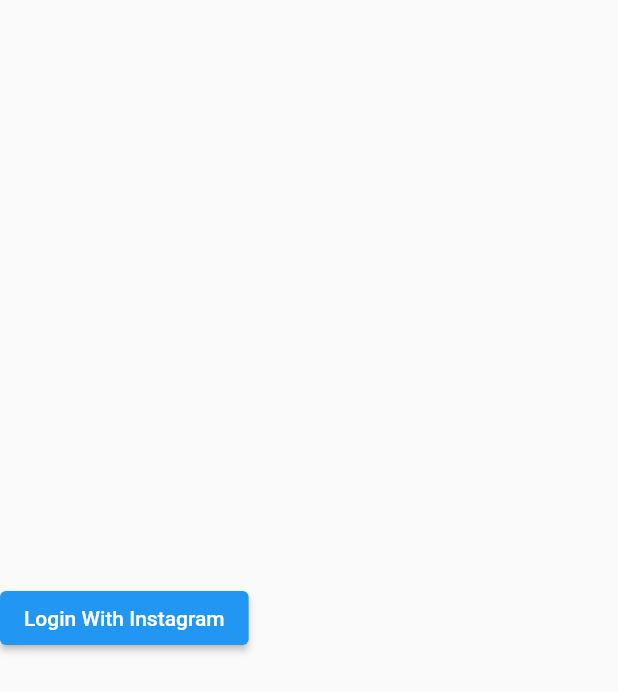
After one commit to sakshigothal/instagram_demo, a Flutter app: the InstagramView screen opened directly, on a phone screen of 412 x 824 dp. The commit adds this screen. Shown: the top 692 px of the screen. Run offline on Flutter 3.47's test engine with Material 2 defaults, Android fonts, the phone set to English and light mode, and no system bars; our stand-ins replace chewie, cloud_firestore, firebase_auth, firebase_core, get, video_player and 1 more; missing offline and left inert: flutter_facebook_auth, flutter_login_facebook, webview_flutter_android; accounts and stored records are empty.

Commit message:
tried instagram login with API

```diff
--- /dev/null
+++ b/lib/Instagram Login/Screens/instagram_login_screen.dart
@@ -0,0 +1,123 @@
+import 'package:flutter/material.dart';
+import 'package:webview_flutter/webview_flutter.dart';
+// import 'package:flutter_webview_plugin/flutter_webview_plugin.dart';
+import '../Constants/instagram_constants.dart';
+import '../Model/instagra_model.dart';
+import 'home.dart';
+import 'package:webview_flutter_android/webview_flutter_android.dart';
+import 'package:url_launcher/url_launcher.dart';
+
+
+class InstagramView extends StatefulWidget {
+  const InstagramView({Key? key}) : super(key: key);
+
+  @override
+  State<InstagramView> createState() => _InstagramViewState();
+}
+
+class _InstagramViewState extends State<InstagramView> {
+   final  webViewController = WebViewController();
+   final Uri _url = Uri.parse('https://www.instagram.com/oauth/authorize?client_id=706674467575881&redirect_uri=https://pub.dev/packages/flutter_facebook_auth/example&scope=user_profile%2Cuser_media&response_type=code&logger_id=162d5cf3-01bc-4fe0-9720-66e411960c7c');
+
+  @override
+  void initState() {
+    super.initState();
+    webViewController
+      ..setJavaScriptMode(JavaScriptMode.unrestricted)
+      ..setBackgroundColor(const Color(0x00000000))
+      ..setNavigationDelegate(
+        NavigationDelegate(
+          onProgress: (int progress) {
+            debugPrint('WebView is loading (progress : $progress%)');
+          },
+          onPageStarted: (String url) {
+            debugPrint('Page started loading: $url');
+          },
+          onPageFinished: (String url) {
+            debugPrint('Page finished loading: $url');
+          },
+          onWebResourceError: (WebResourceError error) {
+            debugPrint('''
+Page resource error:
+  code: ${error.errorCode}
+  description: ${error.description}
+  errorType: ${error.errorType}
+  isForMainFrame: ${error.isForMainFrame}
+          ''');
+          },
+          onNavigationRequest: (NavigationRequest request) {
+            if (request.url.startsWith('https://www.youtube.com/')) {
+              debugPrint('blocking navigation to ${request.url}');
+              return NavigationDecision.prevent;
+            }
+            debugPrint('allowing navigation to ${request.url}');
+            return NavigationDecision.navigate;
+          },
+        ),
+      )
+      ..addJavaScriptChannel(
+        'Toaster',
+        onMessageReceived: (JavaScriptMessage message) {
+          ScaffoldMessenger.of(context).showSnackBar(
+            SnackBar(content: Text(message.message)),
+          );
+        },
+      )
+      ..loadRequest(Uri.parse('https://flutter.dev'));
+
+
+  }
+
+  @override
+  Widget build(BuildContext context) {
+    return Scaffold(
+      body: Center(
+        child: Row(
+          children: <Widget>[
+            ElevatedButton(onPressed: ()async{
+              if (!await launchUrl(_url)) {
+                throw Exception('Could not launch $_url');
+              }
+            }, child: Text('Login With Instagram'))
+            /*IconButton(
+              icon: const Icon(Icons.arrow_back_ios),
+              onPressed: () async {
+                if (await webViewController.canGoBack()) {
+                  await webViewController.goBack();
+                } else {
+                  ScaffoldMessenger.of(context).showSnackBar(
+                    const SnackBar(content: Text('No back history item')),
+                  );
+                  return;
+                }
+              },
+            ),
+            IconButton(
+              icon: const Icon(Icons.arrow_forward_ios),
+              onPressed: () async {
+                if (await webViewController.canGoForward()) {
+                  await webViewController.goForward();
+                } else {
+                  ScaffoldMessenger.of(context).showSnackBar(
+                    const SnackBar(content: Text('No forward history item')),
+                  );
+                  return;
+                }
+              },
+            ),
+            IconButton(
+              icon: const Icon(Icons.replay),
+              onPressed: () => webViewController.reload(),
+            ),*/
+          ],
+        ),
+      ),
+    );
+  }
+
+   Future<void> _launchUrl() async {
+     if (!await launchUrl(_url)) {
+       throw Exception('Could not launch $_url');
+     }
+   }
+}
--- a/pubspec.yaml
+++ b/pubspec.yaml
@@ -49,6 +49,9 @@ dependencies:
   firebase_core: ^2.4.1
   firebase_auth: ^4.2.5
   cloud_firestore: ^4.3.1
+#  flutter_webview_plugin:
+  webview_flutter: ^4.0.2
+  url_launcher: ^6.1.8
 
 
 dev_dependencies:
```
Also changed, not shown: lib/Instagram Login/Constants/instagram_constants.dart (added, +20 -0 lines), lib/Instagram Login/Model/instagra_model.dart (added, +49 -0 lines), lib/Instagram Login/Screens/home.dart (added, +20 -0 lines), lib/login_screen.dart (+30 -4 lines), lib/main.dart (+2 -49 lines), lib/user_info_screen.dart (added, +38 -0 lines), 3 other files.
